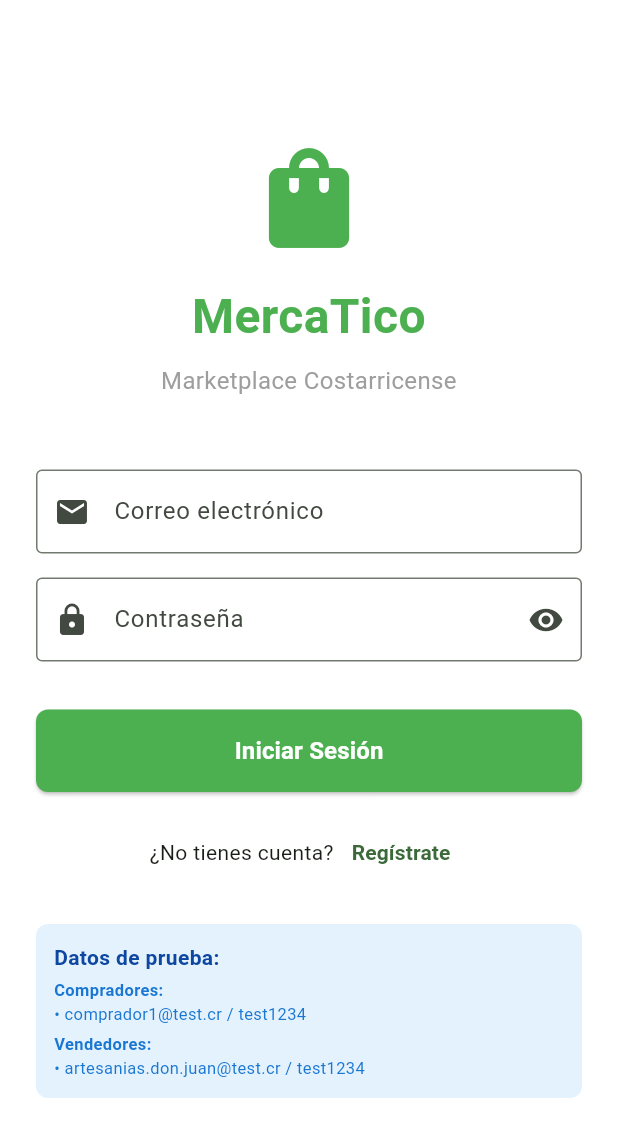
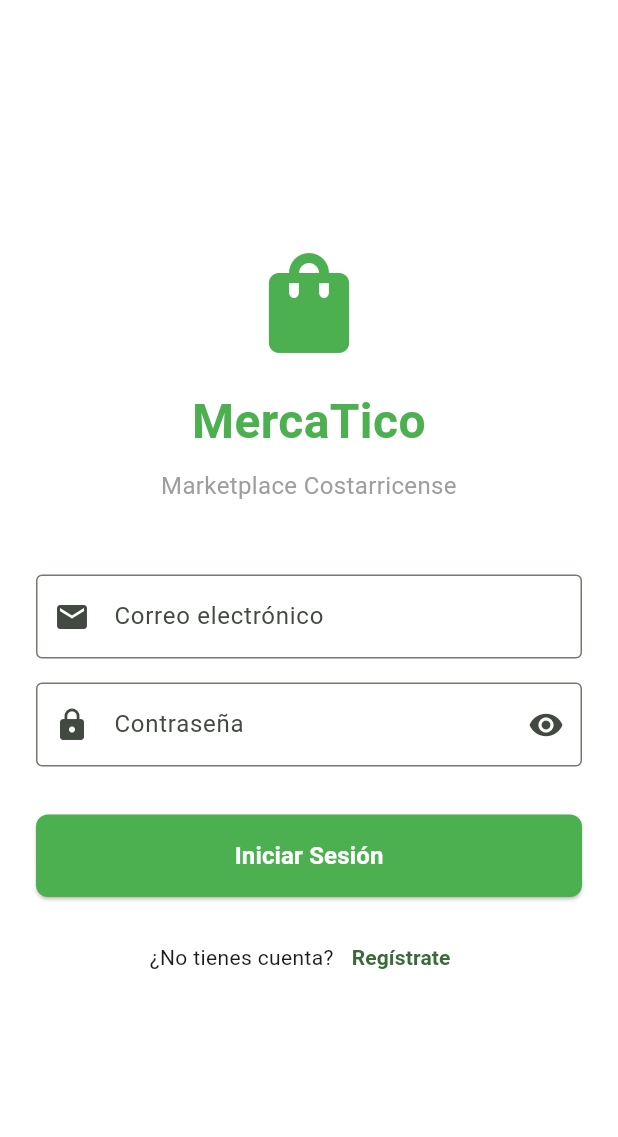
Before and after one commit to fonckchain/mercatico, a Flutter app: the screen it shows after launch, on a phone screen of 412 x 824 dp. Shown: the top 1137 px of the screen. Run offline on Flutter 3.47's test engine with Material 3 defaults, Android fonts, the phone set to English and light mode, and no system bars; our stand-ins replace dio, geocoding, geolocator, google_maps_flutter, image_picker, shared_preferences.

Commit message:
Remove test credentials from login and add terms acceptance to registration
Changes:
- Removed test account credentials display from login screen for cleaner
  production-ready interface
- Added terms and conditions acceptance checkbox to registration screen
- Added validation to ensure users accept terms before creating account
- Made checkbox interactive with both checkbox and text clickable
- Improved error messaging when terms are not accepted

This improves security by not displaying test credentials and ensures
users acknowledge terms of service before registering.

```diff
--- a/frontend/mercatico_app/lib/screens/auth/login_screen.dart
+++ b/frontend/mercatico_app/lib/screens/auth/login_screen.dart
@@ -226,60 +226,6 @@ class _LoginScreenState extends State<LoginScreen> {
                       ),
                     ],
                   ),
-
-                  // Datos de prueba (solo para desarrollo)
-                  const SizedBox(height: 24),
-                  Container(
-                    padding: const EdgeInsets.all(12),
-                    decoration: BoxDecoration(
-                      color: Colors.blue[50],
-                      borderRadius: BorderRadius.circular(8),
-                    ),
-                    child: Column(
-                      crossAxisAlignment: CrossAxisAlignment.start,
-                      children: [
-                        Text(
-                          'Datos de prueba:',
-                          style: TextStyle(
-                            fontWeight: FontWeight.bold,
-                            color: Colors.blue[900],
-                          ),
-                        ),
-                        const SizedBox(height: 4),
-                        Text(
-                          'Compradores:',
-                          style: TextStyle(
-                            fontSize: 11,
-                            fontWeight: FontWeight.w600,
-                            color: Colors.blue[700],
-                          ),
-                        ),
-                        Text(
-                          '• comprador1@test.cr / test1234',
-                          style: TextStyle(
-                            fontSize: 11,
-                            color: Colors.blue[700],
-                          ),
-                        ),
-                        const SizedBox(height: 4),
-                        Text(
-                          'Vendedores:',
-                          style: TextStyle(
-                            fontSize: 11,
-                            fontWeight: FontWeight.w600,
-                            color: Colors.blue[700],
-                          ),
-                        ),
-                        Text(
-                          '• artesanias.don.juan@test.cr / test1234',
-                          style: TextStyle(
-                            fontSize: 11,
-                            color: Colors.blue[700],
-                          ),
-                        ),
-                      ],
-                    ),
-                  ),
                 ],
               ),
             ),
```
Also changed, not shown: frontend/mercatico_app/lib/screens/auth/register_screen.dart (+58 -1 lines).
